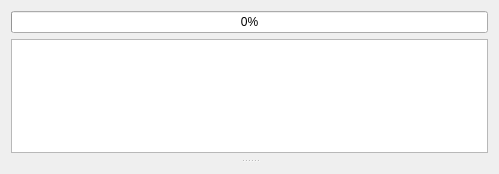
The window that designers/graphics_bank_editor/graphicsbankeditorform.ui (christopherpow/nesicide) describes before a commit, drawn with Qt 5.
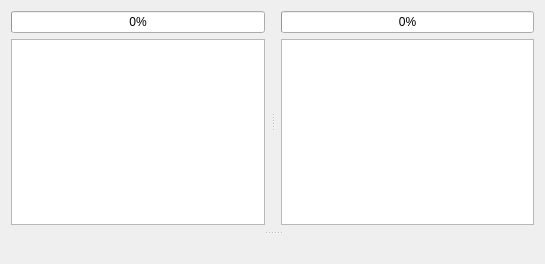
The same window after the commit.

Patch:
```diff
--- a/designers/graphics_bank_editor/graphicsbankeditorform.ui
+++ b/designers/graphics_bank_editor/graphicsbankeditorform.ui
@@ -6,26 +6,33 @@
    <rect>
     <x>0</x>
     <y>0</y>
-    <width>499</width>
-    <height>174</height>
+    <width>545</width>
+    <height>264</height>
    </rect>
   </property>
   <property name="windowTitle">
    <string>Form</string>
   </property>
-  <layout class="QGridLayout" name="gridLayout_4">
-   <item row="2" column="0">
-    <widget class="QSplitter" name="splitter">
-     <property name="orientation">
-      <enum>Qt::Vertical</enum>
-     </property>
-     <widget class="QWidget" name="layoutWidget">
       <layout class="QGridLayout" name="gridLayout">
-       <property name="bottomMargin">
-        <number>6</number>
-       </property>
        <item row="0" column="0">
-        <widget class="QProgressBar" name="progressBar">
+    <widget class="QSplitter" name="splitter_2">
+     <property name="orientation">
+      <enum>Qt::Vertical</enum>
+     </property>
+     <widget class="QSplitter" name="splitter">
+      <property name="orientation">
+       <enum>Qt::Horizontal</enum>
+      </property>
+      <widget class="QWidget" name="">
+       <layout class="QVBoxLayout" name="verticalLayout">
+        <property name="rightMargin">
+         <number>6</number>
+        </property>
+        <property name="bottomMargin">
+         <number>6</number>
+        </property>
+        <item>
+         <widget class="QProgressBar" name="leftGauge">
          <property name="maximum">
           <number>8192</number>
          </property>
@@ -34,8 +41,8 @@
          </property>
         </widget>
        </item>
-       <item row="1" column="0">
-        <widget class="QTableView" name="tableView">
+        <item>
+         <widget class="QTableView" name="leftTableView">
          <property name="alternatingRowColors">
           <bool>false</bool>
          </property>
@@ -66,6 +73,58 @@
         </widget>
        </item>
       </layout>
+      </widget>
+      <widget class="QWidget" name="">
+       <layout class="QVBoxLayout" name="verticalLayout_2">
+        <property name="leftMargin">
+         <number>6</number>
+        </property>
+        <property name="bottomMargin">
+         <number>6</number>
+        </property>
+        <item>
+         <widget class="QProgressBar" name="rightGauge">
+          <property name="maximum">
+           <number>8192</number>
+          </property>
+          <property name="value">
+           <number>0</number>
+          </property>
+         </widget>
+        </item>
+        <item>
+         <widget class="QTableView" name="rightTableView">
+          <property name="alternatingRowColors">
+           <bool>false</bool>
+          </property>
+          <property name="selectionBehavior">
+           <enum>QAbstractItemView::SelectRows</enum>
+          </property>
+          <property name="textElideMode">
+           <enum>Qt::ElideNone</enum>
+          </property>
+          <property name="showGrid">
+           <bool>false</bool>
+          </property>
+          <property name="cornerButtonEnabled">
+           <bool>false</bool>
+          </property>
+          <attribute name="horizontalHeaderStretchLastSection">
+           <bool>true</bool>
+          </attribute>
+          <attribute name="verticalHeaderVisible">
+           <bool>false</bool>
+          </attribute>
+          <attribute name="verticalHeaderDefaultSectionSize">
+           <number>14</number>
+          </attribute>
+          <attribute name="verticalHeaderMinimumSectionSize">
+           <number>14</number>
+          </attribute>
+         </widget>
+        </item>
+       </layout>
+      </widget>
      </widget>
      <widget class="QFrame" name="frame">
       <property name="sizePolicy">
@@ -80,14 +139,7 @@
       <property name="frameShadow">
        <enum>QFrame::Raised</enum>
       </property>
-      <layout class="QGridLayout" name="gridLayout_2">
-       <property name="margin">
-        <number>0</number>
-       </property>
-       <property name="spacing">
-        <number>0</number>
-       </property>
-      </layout>
+      <layout class="QGridLayout" name="gridLayout_3"/>
      </widget>
     </widget>
    </item>
```
Lines whose indentation alone changed are shown as unchanged.
